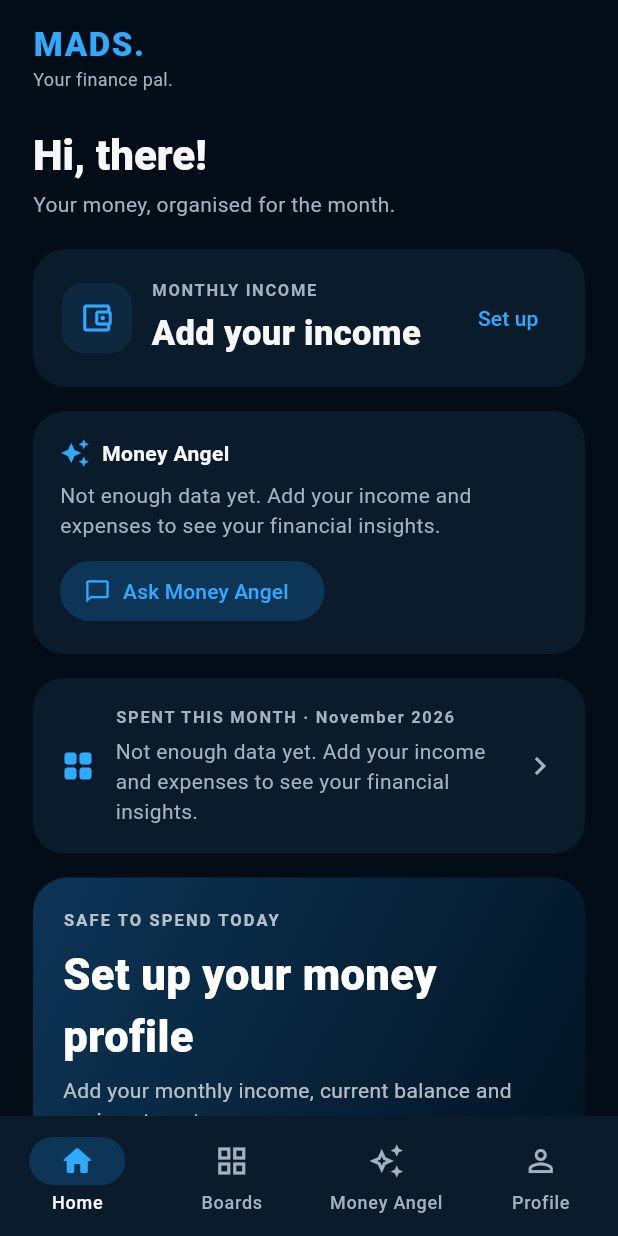
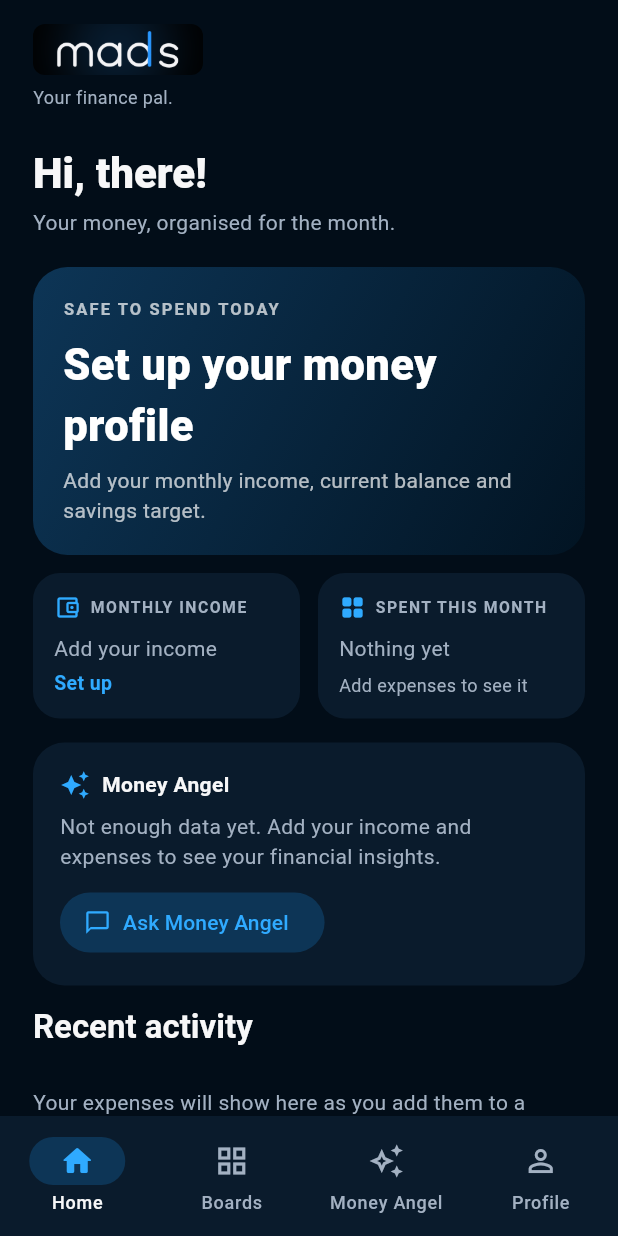
Before and after one commit to raksh008/mads, a Flutter app: the screen it shows once a user with an empty profile is signed in, on a phone screen of 412 x 824 dp. Run offline on Flutter 3.47's test engine with Material 3 defaults, Android fonts, the phone set to English and light mode, and no system bars; our stand-ins replace shared_preferences, supabase_flutter; accounts and stored records are empty; network calls fail; Roboto replaces fonts that are missing (Arial).

Commit message:
Home: logo header, Safe to Spend first, smaller income and spent tiles
- Show the MADS logo in the Home header, with "Your finance pal." below.
- Move Safe to Spend directly under the greeting, showing just the
  number and its explanation.
- Put Balance now, Savings kept aside, Kept for boards, Free to spend,
  days left and Update from bank in a collapsed "See how this is worked
  out" section that opens on tap. Calculations are unchanged.
- Make Monthly Income and Spent this month smaller, side-by-side tiles
  below the card.

```diff
--- a/lib/finance/finance_screens.dart
+++ b/lib/finance/finance_screens.dart
@@ -577,6 +577,10 @@ class _HomeScreenState extends State<HomeScreen> {
   late FinanceState state;
   BoardPlanChoices? planChoices;
 
+  /// Whether the Safe to Spend card's "See how this is worked out" section
+  /// is open. Collapsed by default.
+  bool _showSafeWorking = false;
+
   @override
   void initState() {
     super.initState();
@@ -851,61 +855,22 @@ class _HomeScreenState extends State<HomeScreen> {
       (sum, board) => sum + state.spentFor(board.id, period: period),
     );
     final hasData = state.boards.isNotEmpty && totalSpent > 0;
-    final scheme = Theme.of(context).colorScheme;
-    return Material(
-      color: scheme.surface,
-      borderRadius: BorderRadius.circular(21),
-      child: InkWell(
-        borderRadius: BorderRadius.circular(21),
+    return _compactHomeTile(
+      icon: Icons.grid_view_rounded,
+      label: 'SPENT THIS MONTH',
+      value: hasData
+          ? Money.format(totalSpent, currency: currency)
+          : 'Nothing yet',
+      valueIsPlaceholder: !hasData,
+      footer: hasData
+          ? 'across ${state.boards.length} boards'
+          : 'Add expenses to see it',
+      footerIsAction: false,
       onTap: () => Navigator.push<void>(
         context,
         MaterialPageRoute(
           builder: (_) =>
               SpendingBreakdownScreen(state: state, month: DateTime.now()),
-          ),
-        ),
-        child: Padding(
-          padding: const EdgeInsets.all(18),
-          child: Row(
-            children: [
-              Icon(Icons.grid_view_rounded, color: scheme.primary),
-              const SizedBox(width: 13),
-              Expanded(
-                child: Column(
-                  crossAxisAlignment: CrossAxisAlignment.start,
-                  children: [
-                    Text(
-                      'SPENT THIS MONTH · ${_monthLabel(DateTime.now())}',
-                      style: TextStyle(
-                        color: scheme.onSurfaceVariant,
-                        fontSize: 11,
-                        letterSpacing: 1.1,
-                        fontWeight: FontWeight.w600,
-                      ),
-                    ),
-                    const SizedBox(height: 5),
-                    hasData
-                        ? Text(
-                            '${Money.format(totalSpent, currency: currency)} across ${state.boards.length} boards',
-                            style: TextStyle(
-                              color: scheme.onSurface,
-                              fontSize: 18,
-                              fontWeight: FontWeight.w800,
-                            ),
-                          )
-                        : Text(
-                            'Not enough data yet. Add your income and expenses to see your financial insights.',
-                            style: TextStyle(
-                              color: scheme.onSurfaceVariant,
-                              height: 1.4,
-                            ),
-                          ),
-                  ],
-                ),
-              ),
-              Icon(Icons.chevron_right, color: scheme.onSurfaceVariant),
-            ],
-          ),
         ),
       ),
     );
@@ -934,15 +899,8 @@ class _HomeScreenState extends State<HomeScreen> {
                       child: Column(
                         crossAxisAlignment: CrossAxisAlignment.start,
                         children: [
-                          Text(
-                            'MADS.',
-                            style: Theme.of(context).textTheme.titleLarge
-                                ?.copyWith(
-                                  color: Theme.of(context).colorScheme.primary,
-                                  fontWeight: FontWeight.w900,
-                                  letterSpacing: 1.1,
-                                ),
-                          ),
+                          const MadsLogo(fontSize: 20),
+                          const SizedBox(height: 6),
                           Text(
                             'Your finance pal.',
                             style: TextStyle(
@@ -973,13 +931,20 @@ class _HomeScreenState extends State<HomeScreen> {
                   ),
                 ),
                 const SizedBox(height: 20),
-                _incomeCard(profile, currency),
+                _safeToSpendCard(profile, currency),
+                const SizedBox(height: 12),
+                IntrinsicHeight(
+                  child: Row(
+                    crossAxisAlignment: CrossAxisAlignment.stretch,
+                    children: [
+                      Expanded(child: _incomeCard(profile, currency)),
+                      const SizedBox(width: 12),
+                      Expanded(child: _spendingSummaryCard(period, currency)),
+                    ],
+                  ),
+                ),
                 const SizedBox(height: 16),
                 _madsCard(profile, period, currency),
-                const SizedBox(height: 16),
-                _spendingSummaryCard(period, currency),
-                const SizedBox(height: 16),
-                _safeToSpendCard(profile, currency),
                 const SizedBox(height: 14),
                 _recentTransactions(currency),
                 const SizedBox(height: 12),
@@ -1002,64 +967,87 @@ class _HomeScreenState extends State<HomeScreen> {
     );
   }
 
-  Widget _incomeCard(FinancialProfile? profile, String currency) => Container(
-    padding: const EdgeInsets.all(19),
-    decoration: BoxDecoration(
-      color: Theme.of(context).colorScheme.surface,
-      borderRadius: BorderRadius.circular(22),
-    ),
-    child: Row(
-      children: [
-        Container(
-          width: 47,
-          height: 47,
-          decoration: BoxDecoration(
-            color: Theme.of(context).colorScheme.primary
-                .withValues(alpha: 0.09),
-            borderRadius: BorderRadius.circular(15),
-          ),
-          child: Icon(
-            Icons.account_balance_wallet_outlined,
-            color: Theme.of(context).colorScheme.primary,
-          ),
-        ),
-        const SizedBox(width: 13),
-        Expanded(
+  /// A compact half-width tile on the Home screen, shared by the Monthly
+  /// Income and Spent cards. The whole tile is the tap target.
+  Widget _compactHomeTile({
+    required IconData icon,
+    required String label,
+    required String value,
+    required bool valueIsPlaceholder,
+    required String footer,
+    required bool footerIsAction,
+    required VoidCallback onTap,
+  }) {
+    final scheme = Theme.of(context).colorScheme;
+    return Material(
+      color: scheme.surface,
+      borderRadius: BorderRadius.circular(18),
+      child: InkWell(
+        borderRadius: BorderRadius.circular(18),
+        onTap: onTap,
+        child: Padding(
+          padding: const EdgeInsets.all(14),
           child: Column(
             crossAxisAlignment: CrossAxisAlignment.start,
             children: [
-              Text(
-                'MONTHLY INCOME',
+              Row(
+                children: [
+                  Icon(icon, color: scheme.primary, size: 18),
+                  const SizedBox(width: 6),
+                  Expanded(
+                    child: Text(
+                      label,
                       style: TextStyle(
-                  color: Theme.of(context).colorScheme.onSurfaceVariant,
-                  fontSize: 11,
-                  letterSpacing: 1.1,
+                        color: scheme.onSurfaceVariant,
+                        fontSize: 10.5,
+                        letterSpacing: 1,
                         fontWeight: FontWeight.w600,
                       ),
                     ),
-              const SizedBox(height: 5),
-              Text(
-                profile == null
+                  ),
+                ],
+              ),
+              const SizedBox(height: 8),
+              Text(
+                value,
+                style: valueIsPlaceholder
+                    ? TextStyle(color: scheme.onSurfaceVariant, fontSize: 14)
+                    : TextStyle(
+                        color: scheme.onSurface,
+                        fontSize: 17,
+                        fontWeight: FontWeight.w800,
+                      ),
+              ),
+              const Spacer(),
+              const SizedBox(height: 4),
+              Text(
+                footer,
+                style: footerIsAction
+                    ? TextStyle(
+                        color: scheme.primary,
+                        fontSize: 13,
+                        fontWeight: FontWeight.w600,
+                      )
+                    : TextStyle(color: scheme.onSurfaceVariant, fontSize: 12),
+              ),
+            ],
+          ),
+        ),
+      ),
+    );
+  }
+
+  Widget _incomeCard(FinancialProfile? profile, String currency) =>
+      _compactHomeTile(
+        icon: Icons.account_balance_wallet_outlined,
+        label: 'MONTHLY INCOME',
+        value: profile == null
             ? 'Add your income'
-                    : Money.format(
-                        profile.monthlyIncomeMinor,
-                        currency: currency,
-                      ),
-                style: TextStyle(
-                  color: Theme.of(context).colorScheme.onSurface,
-                  fontSize: 23,
-                  fontWeight: FontWeight.w800,
-                ),
-              ),
-            ],
-          ),
-        ),
-        TextButton(
-          onPressed: _editFinancialProfile,
-          child: Text(profile == null ? 'Set up' : 'Edit'),
-        ),
-      ],
-    ),
+            : Money.format(profile.monthlyIncomeMinor, currency: currency),
+        valueIsPlaceholder: profile == null,
+        footer: profile == null ? 'Set up' : 'Edit',
+        footerIsAction: true,
+        onTap: _editFinancialProfile,
       );
 
   Widget _madsCard(FinancialProfile? profile, String period, String currency) {
@@ -1126,7 +1114,6 @@ class _HomeScreenState extends State<HomeScreen> {
       DateTime.now(),
       excludedBoardIds: _excludedBoards,
     );
-    final balance = safe.balanceNowMinor;
     final free = safe.freeToSpendMinor;
     final String headline;
     final String explanation;
@@ -1180,17 +1167,81 @@ class _HomeScreenState extends State<HomeScreen> {
             explanation,
             style: const TextStyle(color: Colors.white70, height: 1.45),
           ),
-          if (free != null && balance != null) ...[
-            const SizedBox(height: 12),
+          // The working is collapsed until tapped; the figures are unchanged.
+          if (profile != null) ...[
+            const SizedBox(height: 8),
+            Semantics(
+              // Its own node, so screen readers don't merge the whole card
+              // into this button.
+              container: true,
+              button: true,
+              expanded: _showSafeWorking,
+              child: InkWell(
+                onTap: () =>
+                    setState(() => _showSafeWorking = !_showSafeWorking),
+                borderRadius: BorderRadius.circular(10),
+                child: Padding(
+                  padding: const EdgeInsets.symmetric(vertical: 8),
+                  child: Row(
+                    children: [
+                      const Expanded(
+                        child: Text(
+                          'See how this is worked out',
+                          style: TextStyle(
+                            color: Colors.white,
+                            fontSize: 13,
+                            fontWeight: FontWeight.w600,
+                          ),
+                        ),
+                      ),
+                      AnimatedRotation(
+                        turns: _showSafeWorking ? 0.5 : 0,
+                        duration: const Duration(milliseconds: 200),
+                        child: const Icon(
+                          Icons.expand_more,
+                          color: Colors.white70,
+                        ),
+                      ),
+                    ],
+                  ),
+                ),
+              ),
+            ),
+            AnimatedSize(
+              duration: const Duration(milliseconds: 200),
+              curve: Curves.easeOut,
+              alignment: Alignment.topCenter,
+              child: _showSafeWorking
+                  ? _safeWorking(profile, safe, currency)
+                  : const SizedBox(width: double.infinity),
+            ),
+          ],
+        ],
+      ),
+    );
+  }
+
+  /// The rows behind Safe to Spend, shown when "See how this is worked out"
+  /// is expanded.
+  Widget _safeWorking(
+    FinancialProfile profile,
+    SafeToSpend safe,
+    String currency,
+  ) {
+    final balance = safe.balanceNowMinor;
+    final free = safe.freeToSpendMinor;
+    return Column(
+      crossAxisAlignment: CrossAxisAlignment.start,
+      children: [
         const Divider(color: Colors.white24, height: 1),
         const SizedBox(height: 4),
+        if (free != null && balance != null) ...[
           _equationRow('Balance now', balance, currency),
           _equationRow('Savings kept aside', safe.savingsKeptMinor!, currency),
           _equationRow('Kept for boards', safe.keptForBoardsMinor!, currency),
           _equationRow('Free to spend', free, currency),
           _infoRow('Days left, including today', '${safe.daysLeft}'),
         ],
-          if (profile != null) ...[
         const SizedBox(height: 10),
         Row(
               children: [
@@ -1217,14 +1268,9 @@ class _HomeScreenState extends State<HomeScreen> {
             const Duration(days: 7))
           const Text(
             'Check your bank balance and update it.',
-                style: TextStyle(
-                  color: Colors.white,
-                  fontWeight: FontWeight.w600,
-                ),
-              ),
-          ],
-        ],
-      ),
+            style: TextStyle(color: Colors.white, fontWeight: FontWeight.w600),
+          ),
+      ],
     );
   }
 
```
Also changed, not shown: 2 other files. Lines whose indentation alone changed are shown as unchanged.
